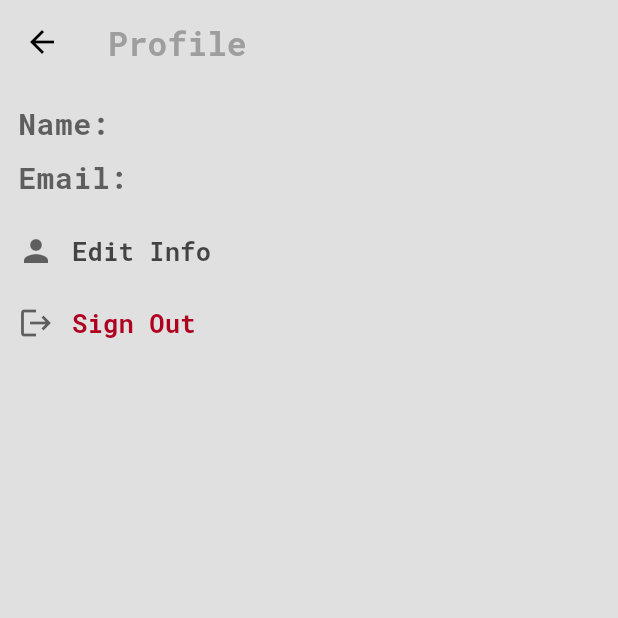
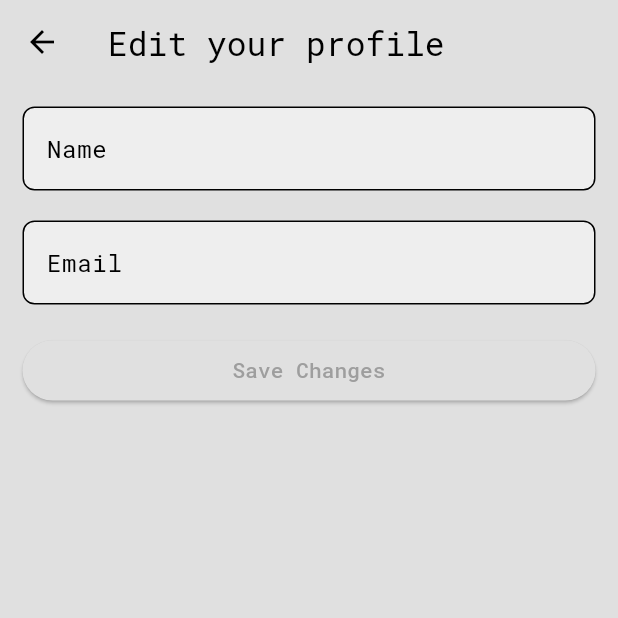
Before and after one commit to AmirHoseinRastegar/E_commerce, a Flutter app: the ProfileScreen screen opened directly, after a tap on "Edit Info", on a phone screen of 412 x 824 dp, the top half of it. Run offline on Flutter 3.47's test engine with Material 3 defaults, Android fonts, the phone set to English and light mode, and no system bars; our stand-ins replace bloc, cached_network_image, carousel_slider, cloud_firestore, equatable, firebase_auth and 9 more; accounts and stored records are empty.

Commit message:
20th commit 7th esfand 1403

```diff
--- a/lib/data/data_source/auth_firebase_datasource.dart
+++ b/lib/data/data_source/auth_firebase_datasource.dart
@@ -28,6 +28,7 @@ class AuthFireBaseImpl implements AuthFirebaseDatasource {
       final credentials = await firebaseAuth.createUserWithEmailAndPassword(
         email: email,
         password: password,
+
       );
       final user = credentials.user?.uid;
       await firebaseFireStore
--- a/lib/data/model/user_model.dart
+++ b/lib/data/model/user_model.dart
@@ -12,12 +12,12 @@ class UserModel {
       required this.email,
       required this.uid});
 
-  factory UserModel.fromJson(Map<String, dynamic> json) {
+  factory UserModel.fromJson(Map<String, dynamic> json,String uid) {
     return UserModel(
-      name: json['name'],
-      email: json['email'],
-      uid: json['uid'],
-      createdAT: json['created_at'],
+      name: json['name']??'',
+      email: json['email']??'',
+      uid: uid,
+      createdAT: json['created_at']??'',
     );
   }
 
--- a/lib/data/repository/edit_user_repositoryimpl.dart
+++ b/lib/data/repository/edit_user_repositoryimpl.dart
@@ -7,10 +7,10 @@ import 'package:fpdart/src/either.dart';
 import '../../domain/repository/edit_user_repository.dart';
 import '../data_source/user_datasource.dart';
 
-class EditUserDataImpl implements EditUserRepository {
+class EditUserRepositoryImpl implements EditUserRepository {
   final UserDataSource userDataSource;
 
-  EditUserDataImpl(this.userDataSource);
+  EditUserRepositoryImpl(this.userDataSource);
 
   @override
   Future<Either<Failure, UserModel>> editUserData(UserModel user) async {
--- a/lib/main.dart
+++ b/lib/main.dart
@@ -4,9 +4,11 @@ import 'package:firebase_e_commerce/main_wrapper.dart';
 import 'package:firebase_e_commerce/presentation/blocs/auth/auth_bloc.dart';
 import 'package:firebase_e_commerce/presentation/blocs/cart/cart_bloc.dart';
 import 'package:firebase_e_commerce/presentation/blocs/categories/categories_bloc.dart';
+import 'package:firebase_e_commerce/presentation/blocs/edit_user_cubit/edit_user_data_cubit.dart';
 import 'package:firebase_e_commerce/presentation/blocs/product/product_bloc.dart';
 import 'package:firebase_e_commerce/presentation/blocs/product_details/product_details_bloc.dart';
 import 'package:firebase_e_commerce/presentation/blocs/search/search_bloc.dart';
+import 'package:firebase_e_commerce/presentation/blocs/user/user_cubit.dart';
 import 'package:firebase_e_commerce/presentation/screens/auth/onboarding.dart';
 import 'package:firebase_e_commerce/presentation/screens/auth/persist_login.dart';
 import 'package:firebase_e_commerce/presentation/screens/auth/splash_screen.dart';
@@ -45,6 +47,8 @@ class MyApp extends StatelessWidget {
       providers: [
         BlocProvider(
           create: (context) => sl<AuthBloc>(),
+        ),   BlocProvider(
+          create: (_) => sl<EditUserDataCubit>(),
         ),
         BlocProvider(
           create: (context) => sl<ProductBloc>(),
--- /dev/null
+++ b/lib/presentation/blocs/user/user_cubit.dart
@@ -0,0 +1,31 @@
+import 'package:bloc/bloc.dart';
+import 'package:cloud_firestore/cloud_firestore.dart';
+import 'package:firebase_auth/firebase_auth.dart';
+import 'package:meta/meta.dart';
+
+import '../../../data/model/user_model.dart';
+
+part 'user_state.dart';
+
+class UserCubit extends Cubit<UserState> {
+  final FirebaseFirestore fireStore;
+
+  UserCubit(this.fireStore) : super(UserInitial());
+
+  Future<void> getUser() async {
+    emit(UserLoading());
+    try {
+      final User? user = FirebaseAuth.instance.currentUser;
+      if (user == null) throw Exception('User not logged in');
+
+      final userDoc = await fireStore.collection('users').doc(user.uid).get();
+      // print('this is User UID: ${user.uid}');
+      print('User Doc Data: ${userDoc.data()}');
+      final userModel = UserModel.fromJson(userDoc.data()!,userDoc.id);
+      emit(UserSuccess(userModel));
+      print("this is User UID: ${userModel.uid}");
+    } catch (e) {
+      emit(UserError('Failed to load user data: $e'));
+    }
+  }
+}
--- a/lib/presentation/screens/profile/edit_info_screen.dart
+++ b/lib/presentation/screens/profile/edit_info_screen.dart
@@ -1,29 +1,63 @@
 import 'package:firebase_e_commerce/data/model/user_model.dart';
+import 'package:firebase_e_commerce/domain/repository/edit_user_repository.dart';
 import 'package:firebase_e_commerce/presentation/blocs/edit_user_cubit/edit_user_data_cubit.dart';
 import 'package:flutter/material.dart';
 import 'package:flutter_bloc/flutter_bloc.dart';
 
 class EditInfoScreen extends StatelessWidget {
+  final UserModel userModel;
 
+  static route(UserModel userModel) =>
+      MaterialPageRoute(
+        builder: (context) =>
+            EditInfoScreen(
+              userModel: userModel,
+            ),
+      );
   static const screenRout = '/edit_info_screen';
 
-  const EditInfoScreen({super.key, });
+  const EditInfoScreen({
+    super.key,
+    required this.userModel,
+  });
 
   @override
   Widget build(BuildContext context) {
-    final userModel= ModalRoute.of(context)!.settings.arguments as UserModel ;
     final nameController = TextEditingController(text: userModel.name);
     final emailController = TextEditingController(text: userModel.email);
+    return BlocConsumer<EditUserDataCubit, EditUserDataState>(
+      listener: (context, state) {
+       if(state is EditUserDataSuccess){
+         Navigator.of(context).pop();
+       }
+       if(state is EditUserDataError){
+         ScaffoldMessenger.of(context).showSnackBar(
+           SnackBar(
+             content: Text(state.message),
+
+           ),
+         );
+       }
+      },
+      builder: (context, state) {
+
+        if(state is EditUserDataLoading){
+          return const Center(child: CircularProgressIndicator(),);
+        }
         return Scaffold(
           appBar: AppBar(
             title: const Text('Edit your profile'),
           ),
           body: ListView(
+            padding: EdgeInsets.all(15),
             shrinkWrap: true,
             children: [
               TextField(
                 controller: nameController,
                 decoration: const InputDecoration(labelText: 'Name'),
+              ),
+              const SizedBox(
+                height: 20,
               ),
               TextField(
                 controller: emailController,
@@ -45,5 +79,7 @@ class EditInfoScreen extends StatelessWidget {
             ],
           ),
         );
+      },
+    );
   }
 }
--- a/lib/presentation/screens/profile/profile_screen.dart
+++ b/lib/presentation/screens/profile/profile_screen.dart
@@ -10,6 +10,7 @@ import 'package:flutter_bloc/flutter_bloc.dart';
 
 import '../../../data/model/user_model.dart';
 import '../../blocs/auth/auth_bloc.dart';
+import '../../blocs/user/user_cubit.dart';
 import '../home/home_screen_navigator.dart';
 
 class ProfileScreen extends StatefulWidget {
@@ -29,24 +30,26 @@ class _ProfileScreenState extends State<ProfileScreen> {
   @override
   void initState() {
     super.initState();
+
     _fetchUserData();
   }
 
-  Future<UserModel> getUserInfo() async {
-    final User? user = FirebaseAuth.instance.currentUser;
-
-
-    try {
-      final userDoc =
-          await widget.fireStore.collection('users').doc(user?.uid).get();
-
-      final userModel = UserModel.fromJson(userDoc.data()!);
-
-      return userModel;
-    } catch (e) {
-      throw Exception('Failed');
-    }
-  }
+  // Future<UserModel> getUserInfo() async {
+  //   final User? user = FirebaseAuth.instance.currentUser;
+  //
+  //   try {
+  //     final userDoc =
+  //         await widget.fireStore.collection('users').doc(user?.uid).get();
+  //     if (!userDoc.exists) {
+  //       throw Exception('User document does not exist');
+  //     }
+  //     final userModel = UserModel.fromJson(userDoc.data()!);
+  //
+  //     return userModel;
+  //   } catch (e) {
+  //     throw Exception('Failed:$e');
+  //   }
+  // }
 
   Future<void> _fetchUserData() async {
     final User? user = FirebaseAuth.instance.currentUser;
@@ -56,9 +59,11 @@ class _ProfileScreenState extends State<ProfileScreen> {
     }
 
     try {
-      final DocumentSnapshot userDoc =
-          await widget.fireStore.collection('users').doc(user.uid).get();
-
+      widget.fireStore
+          .collection('users')
+          .doc(user.uid)
+          .snapshots()  // Listen to real-time changes
+          .listen((userDoc) {
         if (userDoc.exists) {
           setState(() {
             _name = userDoc['name'];
@@ -67,23 +72,40 @@ class _ProfileScreenState extends State<ProfileScreen> {
         } else {
           print('User document does not exist');
         }
+      });
     } catch (e) {
       print('Error fetching user data: $e');
     }
   }
 
+
   @override
   Widget build(BuildContext context) {
-    final User? user = FirebaseAuth.instance.currentUser;
-
-    return Scaffold(
+    return BlocProvider(
+      create: (context) => UserCubit(widget.fireStore),
+      child: Scaffold(
         appBar: AppBar(
           title: const Text(
             'Profile',
             style: TextStyle(fontWeight: FontWeight.bold, color: Colors.grey),
           ),
         ),
-      body: SingleChildScrollView(
+        body: BlocConsumer<UserCubit, UserState>(
+          listener: (context, state) {
+            if (state is UserSuccess) {
+              Navigator.of(context,rootNavigator: true)
+                  .push(EditInfoScreen.route(state.userModel));
+            }
+            if (state is UserError) {
+              ScaffoldMessenger.of(context)
+                  .showSnackBar(SnackBar(content: Text(state.message)));
+            }
+          },
+          builder: (context, state) {
+            if(state is UserLoading){
+              return const Center(child: CircularProgressIndicator(),);
+            }
+            return SingleChildScrollView(
               child: Padding(
                 padding: const EdgeInsets.all(12),
                 child: Column(
@@ -121,9 +143,8 @@ class _ProfileScreenState extends State<ProfileScreen> {
                           color: Colors.black.withOpacity(0.58),
                         ),
                         TextButton(
-                    onPressed: () {
-                      Navigator.of(context).pushNamed(EditInfoScreen.screenRout,
-                          arguments: getUserInfo());
+                          onPressed: ()  {
+                          context.read<UserCubit>().getUser();
                           },
                           child: Text(
                             'Edit Info',
@@ -184,6 +205,9 @@ class _ProfileScreenState extends State<ProfileScreen> {
                   ],
                 ),
               ),
+            );
+          },
+        ),
       ),
     );
   }
--- a/lib/presentation/screens/profile/profile_screen_navigator.dart
+++ b/lib/presentation/screens/profile/profile_screen_navigator.dart
@@ -32,8 +32,8 @@ class _ProfileScreenNavigatorState extends State<ProfileScreenNavigator> {
                   return  ProfileScreen(fireStore: sl<FirebaseFirestore>(),);
                 case ProductUploader.screenRout:
                   return ProductUploader();
-                case EditInfoScreen.screenRout:
-                  return EditInfoScreen();
+                // case EditInfoScreen.screenRout:
+                //   return EditInfoScreen();
               }
               return Container();
             },
```
Also changed, not shown: lib/core/sl.dart (+13 -3 lines), lib/data/data_source/user_datasource.dart (+13 -3 lines), lib/presentation/blocs/user/user_state.dart (added, +15 -0 lines). Lines whose indentation alone changed are shown as unchanged.
